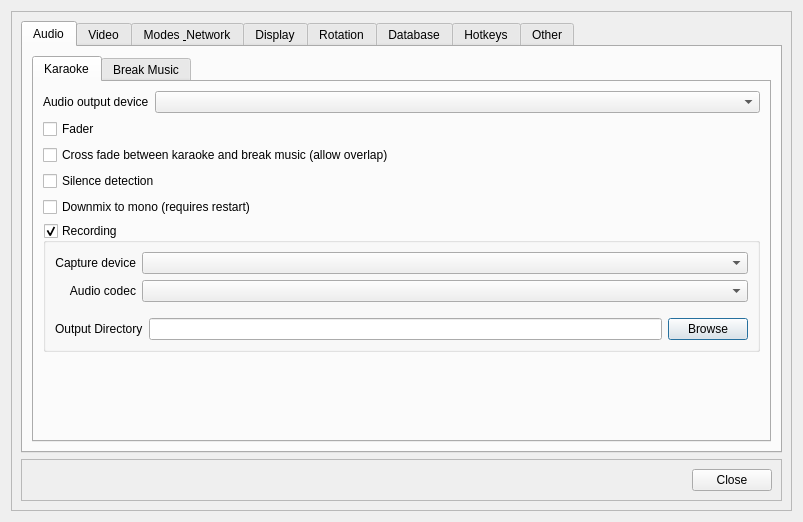
The window that src/dlgsettings.ui (gtachibana/OpenKJ) describes before a commit, drawn with Qt 5.
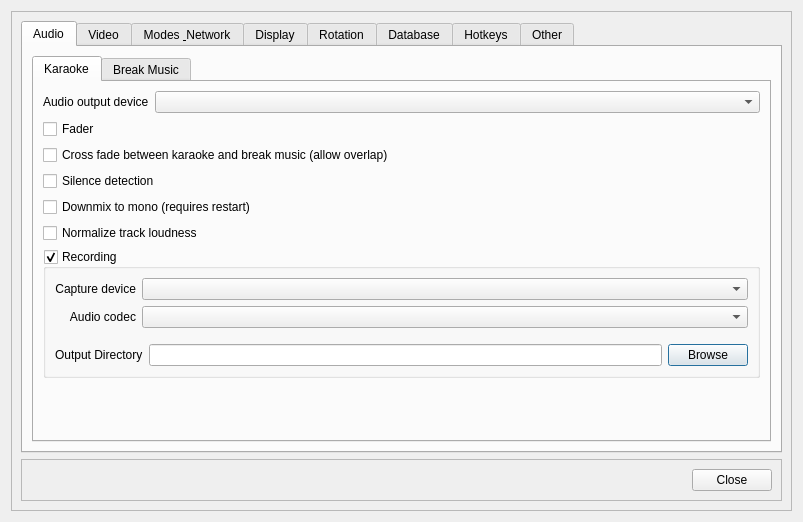
The same window after the commit. The open tabs and pages were chosen to show the change. Icons and pictures are not drawn.

Commit message: feat: level karaoke tracks against each other with ReplayGain

Diff of the .ui file:
```diff
--- a/src/dlgsettings.ui
+++ b/src/dlgsettings.ui
@@ -115,6 +115,16 @@
                   </property>
                  </widget>
                 </item>
+                <item>
+                 <widget class="QCheckBox" name="checkBoxNormalizeLoudness">
+                  <property name="toolTip">
+                   <string>&lt;html&gt;&lt;head/&gt;&lt;body&gt;&lt;p&gt;Measures the loudness of each karaoke track in the background and plays them all back at a matched level, so you don't have to ride the fader between differently mastered discs. Analysis runs only while karaoke playback is stopped, songs waiting in the rotation first. Tracks that haven't been measured yet play at their original level.&lt;/p&gt;&lt;/body&gt;&lt;/html&gt;</string>
+                  </property>
+                  <property name="text">
+                   <string>Normalize track loudness</string>
+                  </property>
+                 </widget>
+                </item>
                 <item>
                  <widget class="QGroupBox" name="groupBoxRecording">
                   <property name="title">
```
The commit also changes 11 other files.
